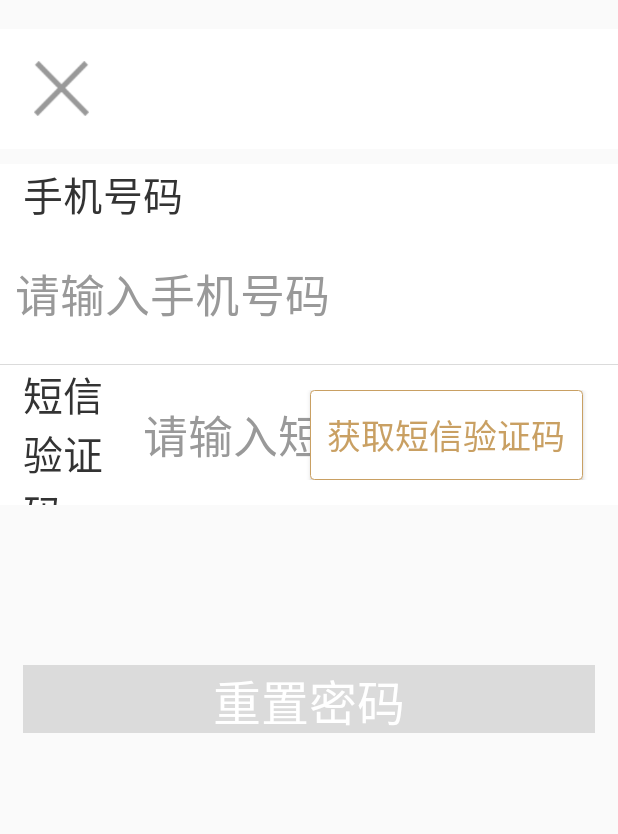
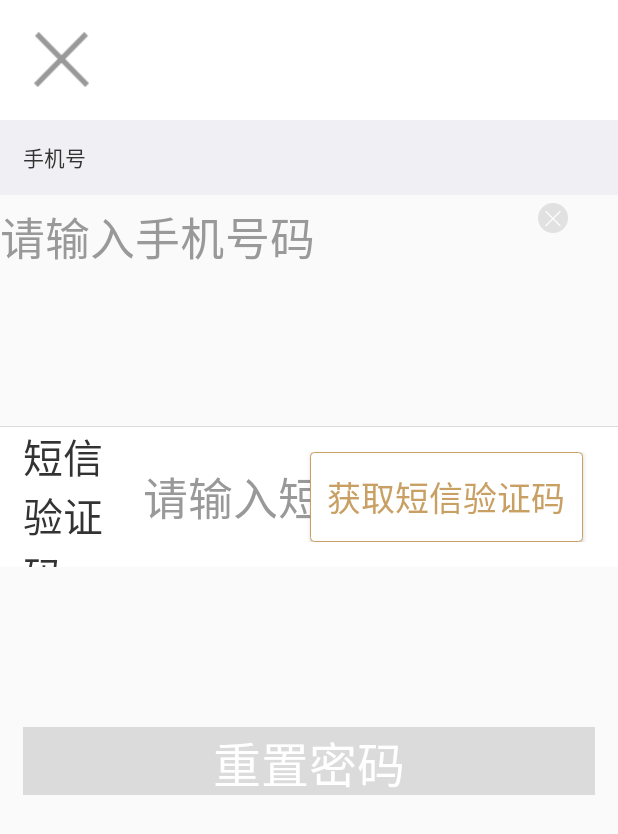
Before and after one commit to yuanchongzhang/zaixianjiaoyu, an Android app: the ForgetActivity screen opened directly, with no data from a screen before it, on a phone screen of 412 x 824 dp. Shown: the top 834 px of the screen. Run offline under Robolectric (Android 15) with nearby library versions, the phone set to English and light mode, and no system bars; pictures from the network do not load.

Commit message:
搭建登录界面

```diff
--- a/app/src/main/res/layout/activity_forget.xml
+++ b/app/src/main/res/layout/activity_forget.xml
@@ -3,13 +3,80 @@
     xmlns:android="http://schemas.android.com/apk/res/android" android:layout_width="match_parent"
     android:layout_height="match_parent"
     android:orientation="vertical"
+    android:fitsSystemWindows="true"
     >
     <include
         layout="@layout/v6login_title"
         android:layout_width="match_parent"
         android:layout_height="wrap_content"
-        android:layout_marginTop="@dimen/dp_19" />
+    />
 
+    <LinearLayout
+        android:layout_width="match_parent"
+        android:layout_height="@dimen/dp_50"
+        android:background="#EFEFF4"
+        >
+
+        <TextView
+
+            android:layout_width="match_parent"
+            android:layout_height="wrap_content"
+            android:layout_gravity="center_vertical"
+            android:layout_marginLeft="@dimen/dp_15"
+            android:text="手机号"
+            android:textColor="#333333"
+            android:textSize="@dimen/sp_14" />
+
+    </LinearLayout>
+
+
+
+    <LinearLayout
+        android:layout_width="match_parent"
+        android:layout_height="wrap_content"
+        android:orientation="horizontal"
+        android:layout_marginTop="@dimen/dp_5"
+        >
+        <EditText
+            android:id="@+id/user_phone_num"
+            android:layout_width="0dp"
+            android:layout_height="wrap_content"
+            android:layout_centerVertical="true"
+
+            android:background="@null"
+            android:hint="请输入手机号码"
+            android:inputType="phone"
+            android:layout_weight="1"
+            android:maxLength="11"
+            android:textColor="#333333"
+            android:textColorHint="#999999"
+            android:textSize="45px" />
+
+        <ImageView
+            android:id="@+id/img_clear_user"
+            android:layout_width="@dimen/dp_20"
+            android:layout_height="@dimen/dp_20"
+            android:layout_alignParentRight="true"
+            android:layout_centerVertical="true"
+            android:layout_marginRight="50px"
+            android:background="@drawable/close2"
+            android:gravity="center"
+            android:visibility="visible" />
+
+
+    </LinearLayout>
+
+
+
+
+    <RelativeLayout
+        android:layout_width="match_parent"
+        android:layout_height="140px"
+
+        android:paddingLeft="@dimen/dp_10">
+
+
+    </RelativeLayout>
 
     <LinearLayout
         android:layout_width="match_parent"
@@ -27,47 +94,9 @@
             android:orientation="vertical">
 
 
-            <TextView
 
-                android:layout_width="match_parent"
-                android:layout_height="wrap_content"
-                android:layout_gravity="center_vertical"
-                android:layout_marginLeft="@dimen/dp_15"
-                android:text="手机号码"
-                android:textColor="#333333"
-                android:textSize="40px" />
 
-            <RelativeLayout
-                android:layout_width="match_parent"
-                android:layout_height="140px"
 
-                android:paddingLeft="@dimen/dp_10">
-
-                <EditText
-                    android:id="@+id/user_phone_num"
-                    android:layout_width="match_parent"
-                    android:layout_height="wrap_content"
-                    android:layout_centerVertical="true"
-                    android:layout_marginBottom="@dimen/dp_6"
-                    android:background="@null"
-                    android:hint="请输入手机号码"
-                    android:inputType="phone"
-                    android:maxLength="11"
-                    android:textColor="#333333"
-                    android:textColorHint="#999999"
-                    android:textSize="45px" />
-
-                <ImageView
-                    android:id="@+id/img_clear_user"
-                    android:layout_width="@dimen/dp_20"
-                    android:layout_height="@dimen/dp_20"
-                    android:layout_alignParentRight="true"
-                    android:layout_centerVertical="true"
-                    android:layout_marginRight="50px"
-                    android:background="@drawable/close2"
-                    android:gravity="center"
-                    android:visibility="gone" />
-            </RelativeLayout>
 
         </LinearLayout>
 
```
